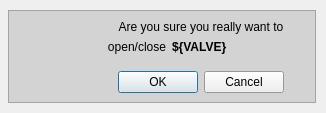
Above: siriushlacon/vbc/ui/confirmation_message.ui from lnls-sirius/pydm-opi before the change. Below: the same form after it.
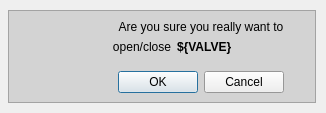
That is the form after the change. Icons and pictures are not drawn. Custom widgets are drawn as their Qt base class.

Commit message: vbc/ Update confirmation message scripts

What changed in the file:
```diff
--- a/siriushlacon/vbc/ui/confirmation_message.ui
+++ b/siriushlacon/vbc/ui/confirmation_message.ui
@@ -170,7 +170,7 @@
        <widget class="QLabel" name="label_4">
         <property name="maximumSize">
          <size>
-          <width>70</width>
+          <width>75</width>
           <height>14</height>
          </size>
         </property>
```
Left out of the diff: 6 changed lines with no effect on the pictures. The commit also changes 1 other file.
